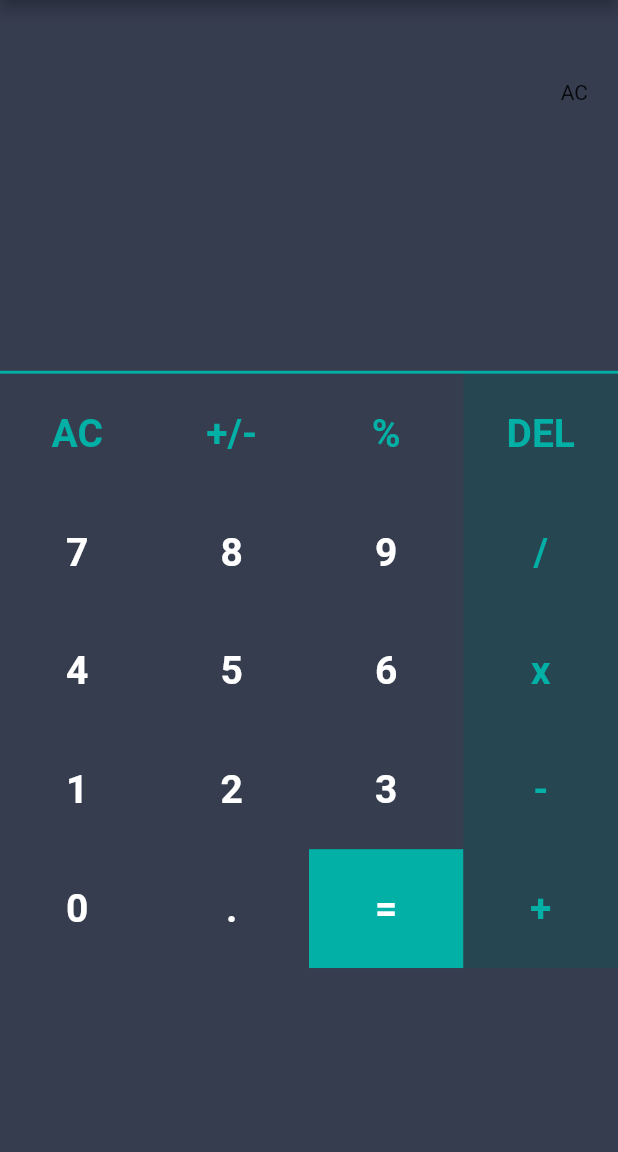
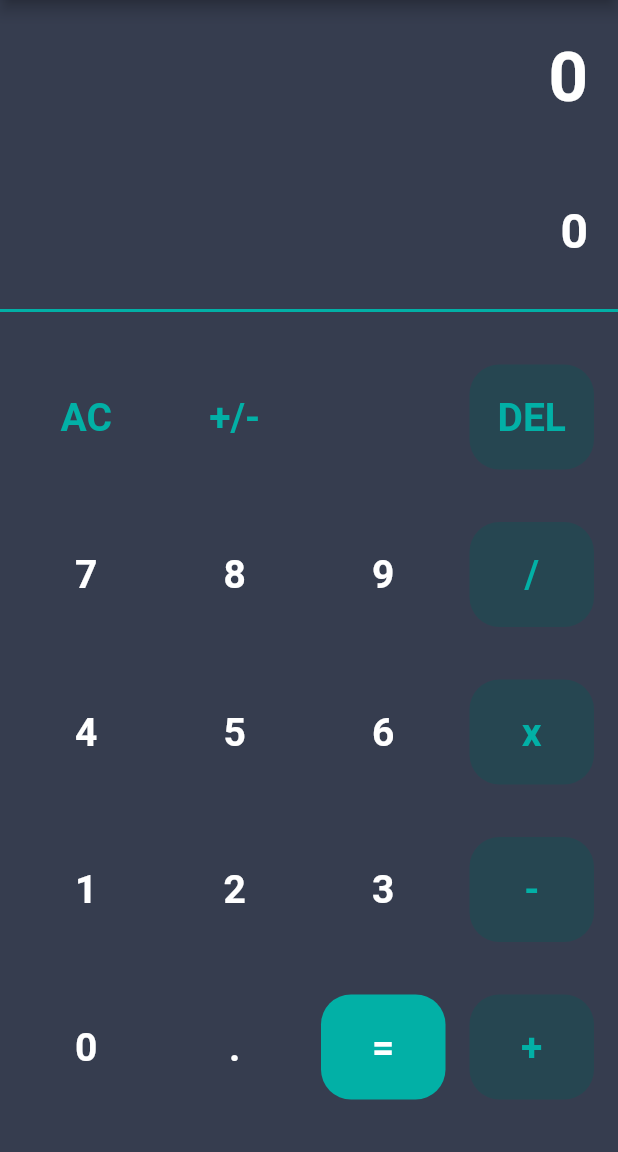
Before and after one commit to mlph-jandag/flutter-calculator, a Flutter app: the screen it shows after launch, after a tap on "AC", on a phone screen of 412 x 824 dp, the part 84-1236 px from its top. Run offline on Flutter 3.47's test engine with Material 2 defaults, Android fonts, the phone set to English and light mode, and no system bars; our stand-ins replace hooks_riverpod, math_expressions.

Commit message:
Refactor calculator buttons

```diff
--- a/lib/providers/calculator_provider.dart
+++ b/lib/providers/calculator_provider.dart
@@ -1,13 +1,65 @@
 import 'package:flutter/cupertino.dart';
+import 'package:math_expressions/math_expressions.dart';
 
 class CalculatorChangeNotifier extends ChangeNotifier {
-  String equation = "";
-  String result = "";
+  String equation = "0";
+  String result = "0";
 
-  Future<void> onType(String clicked) async {
-    print('you clicked $clicked');
-    equation = equation + clicked;
+  double equationFontSize = 32;
+  double resultFontSize = 46;
 
+  Future<void> onType(String btnLabel) async {
+    if (btnLabel == 'AC') {
+      equation = "0";
+      result = "0";
+      resetDisplaySize();
+    } else if (btnLabel == "DEL") {
+      equation = equation.substring(0, equation.length - 1);
+      if (equation == "") {
+        equation = "0";
+      }
+      resetDisplaySize();
+    } else if (btnLabel == "+/-") {
+      try {
+        equation = (double.parse(equation) * -1).toString();
+      } catch (e) {
+        equation = "-(" + equation + ")";
+      }
+      resetDisplaySize();
+    } else if (btnLabel == '=') {
+      equationFontSize = 32;
+      resultFontSize = 38;
+
+      String expression = equation;
+      expression = expression.replaceAll(RegExp(r'x'), '*');
+
+      try {
+        Parser p = Parser();
+        Expression exp = p.parse(expression);
+        ContextModel cm = ContextModel();
+        double eval = exp.evaluate(EvaluationType.REAL, cm);
+        result = prettify(eval);
+      } catch (e) {
+        result = "Syntax Error";
+      }
+    } else {
+      resetDisplaySize();
+      if (equation.length != 13) {
+        if (equation == "0") {
+          equation = btnLabel;
+        } else {
+          equation = equation + btnLabel;
+        }
+      }
+    }
     notifyListeners();
   }
+
+  void resetDisplaySize() {
+    equationFontSize = 46;
+    resultFontSize = 32;
+  }
+
+  String prettify(double d) =>
+      d.toStringAsFixed(3).replaceFirst(RegExp(r'\.?0*$'), '');
 }
--- a/lib/screens/calculator/calculator_button.dart
+++ b/lib/screens/calculator/calculator_button.dart
@@ -23,16 +23,20 @@ class CalculatorButton extends HookConsumerWidget {
 
     final calculatorChangeNotifier = ref.watch(calculatorProvider);
 
-    return InkWell(
+    return GestureDetector(
       onTap: () {
         _onButtonClick(calculatorChangeNotifier, label);
       },
       child: Container(
-        color: isOperator
-            ? Common.primaryBgColor
-            : isEqualSign
-                ? Common.primaryColor
-                : Common.secondaryColor,
+        width: screenData.width / 4 - 20,
+        padding: const EdgeInsets.symmetric(vertical: 20),
+        decoration: BoxDecoration(
+            color: isOperator
+                ? Common.primaryBgColor
+                : isEqualSign
+                    ? Common.primaryColor
+                    : Common.secondaryColor,
+            borderRadius: BorderRadius.circular(20)),
         child: Center(
           child: Text(
             label,
--- a/lib/screens/calculator/calculator_view.dart
+++ b/lib/screens/calculator/calculator_view.dart
@@ -1,6 +1,7 @@
 import 'package:flutter/material.dart';
 import 'package:flutter_calculator/main.dart';
 import 'package:flutter_calculator/screens/calculator/calculator_button.dart';
+import 'package:flutter_calculator/utils/common.dart';
 import 'package:hooks_riverpod/hooks_riverpod.dart';
 
 class CalculatorView extends HookConsumerWidget {
@@ -17,8 +18,8 @@ class CalculatorView extends HookConsumerWidget {
         title: const Text('Flutter Calculator'),
       ),
       body: Column(children: [
-        Container(
-          height: screenData.height * 0.3,
+        SizedBox(
+          height: screenData.height * 0.25,
           child: Column(
             children: [
               Expanded(
@@ -27,36 +28,49 @@ class CalculatorView extends HookConsumerWidget {
                   children: [
                     Padding(
                       padding: const EdgeInsets.all(20),
-                      child: Text(calculatorChangeNotifier.equation),
+                      child: Text(
+                        calculatorChangeNotifier.equation,
+                        style: Common.resultTextStyle.copyWith(
+                          fontSize: calculatorChangeNotifier.equationFontSize,
+                        ),
+                      ),
                     ),
                   ],
                 ),
               ),
               Expanded(
-                child: Center(child: Text(calculatorChangeNotifier.result)),
-              )
+                child: Row(
+                  mainAxisAlignment: MainAxisAlignment.end,
+                  children: [
+                    Padding(
+                      padding: const EdgeInsets.all(20),
+                      child: Text(
+                        calculatorChangeNotifier.result,
+                        style: Common.resultTextStyle.copyWith(
+                            fontSize: calculatorChangeNotifier.resultFontSize),
+                      ),
+                    ),
+                  ],
+                ),
+              ),
             ],
           ),
         ),
         const Divider(thickness: 2, height: 2),
-        Expanded(
-          child: SizedBox(
-            width: double.infinity,
-            child: GridView.count(
-              shrinkWrap: true,
-              crossAxisCount: 4,
-              childAspectRatio: 1.3,
-              physics: const NeverScrollableScrollPhysics(),
-              children: _buildCalculatorButtons(),
-            ),
-          ),
-        ),
+        _buildCalculatorButtons()
       ]),
     );
   }
 
-  List<Widget> _buildCalculatorButtons() {
-    return [
+  Widget _buildCalculatorButtons() {
+    return Expanded(
+      child: Column(
+        mainAxisAlignment: MainAxisAlignment.spaceEvenly,
+        crossAxisAlignment: CrossAxisAlignment.stretch,
+        children: [
+          Row(
+            mainAxisAlignment: MainAxisAlignment.spaceEvenly,
+            children: const [
               CalculatorButton(
                 'AC',
                 isSpecial: true,
@@ -66,7 +80,7 @@ class CalculatorView extends HookConsumerWidget {
                 isSpecial: true,
               ),
               CalculatorButton(
-        '%',
+                '',
                 isSpecial: true,
               ),
               CalculatorButton(
@@ -74,6 +88,11 @@ class CalculatorView extends HookConsumerWidget {
                 isSpecial: true,
                 isOperator: true,
               ),
+            ],
+          ),
+          Row(
+            mainAxisAlignment: MainAxisAlignment.spaceEvenly,
+            children: const [
               CalculatorButton('7'),
               CalculatorButton('8'),
               CalculatorButton('9'),
@@ -82,6 +101,11 @@ class CalculatorView extends HookConsumerWidget {
                 isSpecial: true,
                 isOperator: true,
               ),
+            ],
+          ),
+          Row(
+            mainAxisAlignment: MainAxisAlignment.spaceEvenly,
+            children: const [
               CalculatorButton('4'),
               CalculatorButton('5'),
               CalculatorButton('6'),
@@ -90,6 +114,11 @@ class CalculatorView extends HookConsumerWidget {
                 isSpecial: true,
                 isOperator: true,
               ),
+            ],
+          ),
+          Row(
+            mainAxisAlignment: MainAxisAlignment.spaceEvenly,
+            children: const [
               CalculatorButton('1'),
               CalculatorButton('2'),
               CalculatorButton('3'),
@@ -98,6 +127,11 @@ class CalculatorView extends HookConsumerWidget {
                 isSpecial: true,
                 isOperator: true,
               ),
+            ],
+          ),
+          Row(
+            mainAxisAlignment: MainAxisAlignment.spaceEvenly,
+            children: const [
               CalculatorButton('0'),
               CalculatorButton('.'),
               CalculatorButton('=', isEqualSign: true),
@@ -106,6 +140,11 @@ class CalculatorView extends HookConsumerWidget {
                 isSpecial: true,
                 isOperator: true,
               ),
-    ];
+            ],
+          )
+        ],
+      ),
+      flex: 2,
+    );
   }
 }
--- a/lib/utils/common.dart
+++ b/lib/utils/common.dart
@@ -1,4 +1,4 @@
-import 'package:flutter/cupertino.dart';
+import 'package:flutter/material.dart';
 
 class Common {
   static const TextStyle pageHeadingTextStyle =
@@ -6,6 +6,8 @@ class Common {
 
   static const TextStyle calculatorBtnTextStyle =
       TextStyle(fontSize: 26, fontWeight: FontWeight.w700);
+  static const TextStyle resultTextStyle =
+      TextStyle(fontWeight: FontWeight.w700, color: Colors.white);
 
   static const primaryColor = Color(0xff02b0a6);
   static const primaryBgColor = Color(0xff264651);
```
Lines whose indentation alone changed are shown as unchanged.
